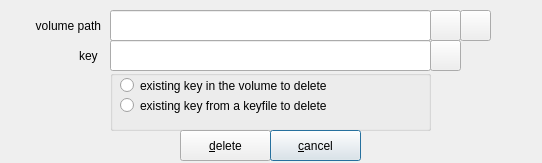
First picture: the form in zuluCrypt-gui/luksdeletekey.ui, repository mhogomchungu/zuluCrypt, before the edit.
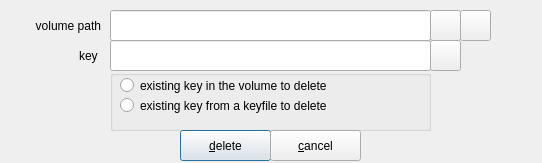
Second picture: the form after the edit.

Diff of the .ui file:
```diff
--- a/zuluCrypt-gui/luksdeletekey.ui
+++ b/zuluCrypt-gui/luksdeletekey.ui
@@ -116,7 +116,10 @@
     <string>&amp;delete</string>
    </property>
    <property name="autoDefault">
-    <bool>false</bool>
+    <bool>true</bool>
+   </property>
+   <property name="default">
+    <bool>true</bool>
    </property>
   </widget>
   <widget class="QPushButton" name="pushButtonCancel">
@@ -135,7 +138,7 @@
     <bool>false</bool>
    </property>
    <property name="default">
-    <bool>true</bool>
+    <bool>false</bool>
    </property>
   </widget>
   <widget class="QLineEdit" name="lineEditVolumePath">
```
